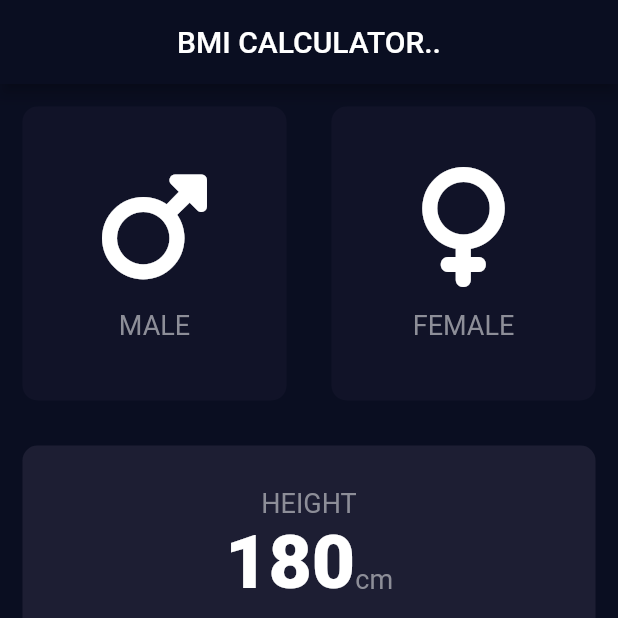
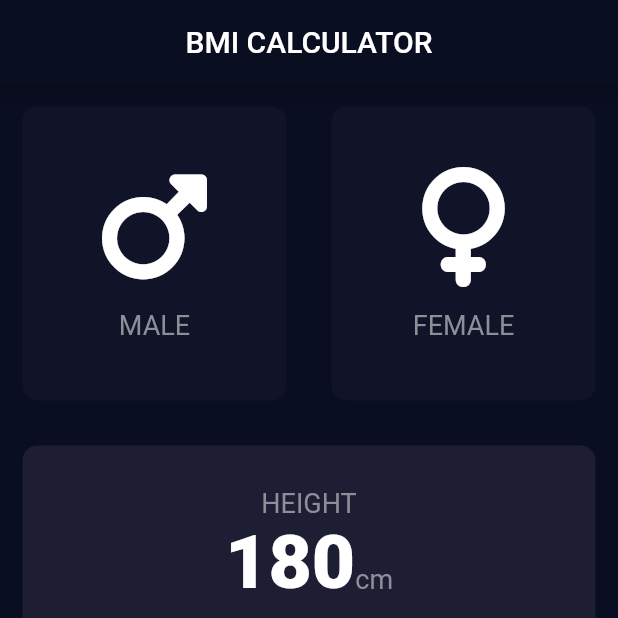
Before and after one commit to aditya3340/BMI_Calculator, a Flutter app: the screen it shows after launch, on a phone screen of 412 x 824 dp, the top half of it. Run offline on Flutter 3.47's test engine with Material 2 defaults, Android fonts, the phone set to English and light mode, and no system bars; our stand-ins replace font_awesome_flutter.

Commit message:
second commit

```diff
--- a/lib/input_page.dart
+++ b/lib/input_page.dart
@@ -27,7 +27,7 @@ class _InputPageState extends State<InputPage> {
   Widget build(BuildContext context) {
     return Scaffold(
       appBar: AppBar(
-        title: const Center(child: Text('BMI CALCULATOR..')),
+        title: const Center(child: Text('BMI CALCULATOR')),
       ),
       body: Column(
         crossAxisAlignment: CrossAxisAlignment.stretch,
```
